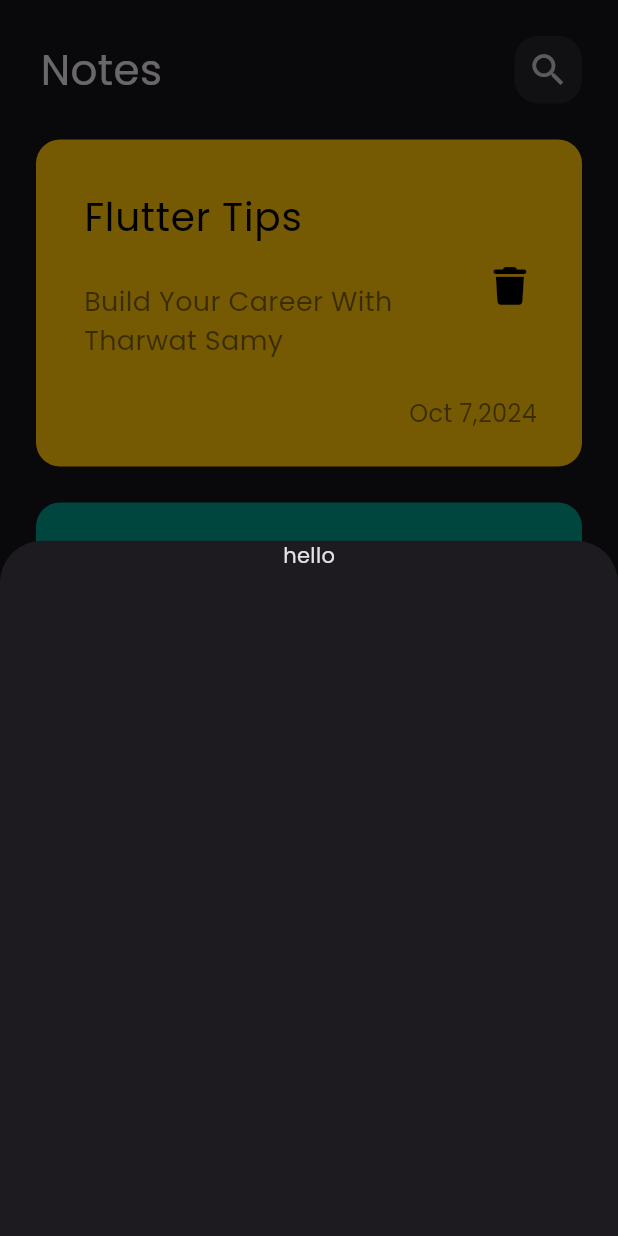
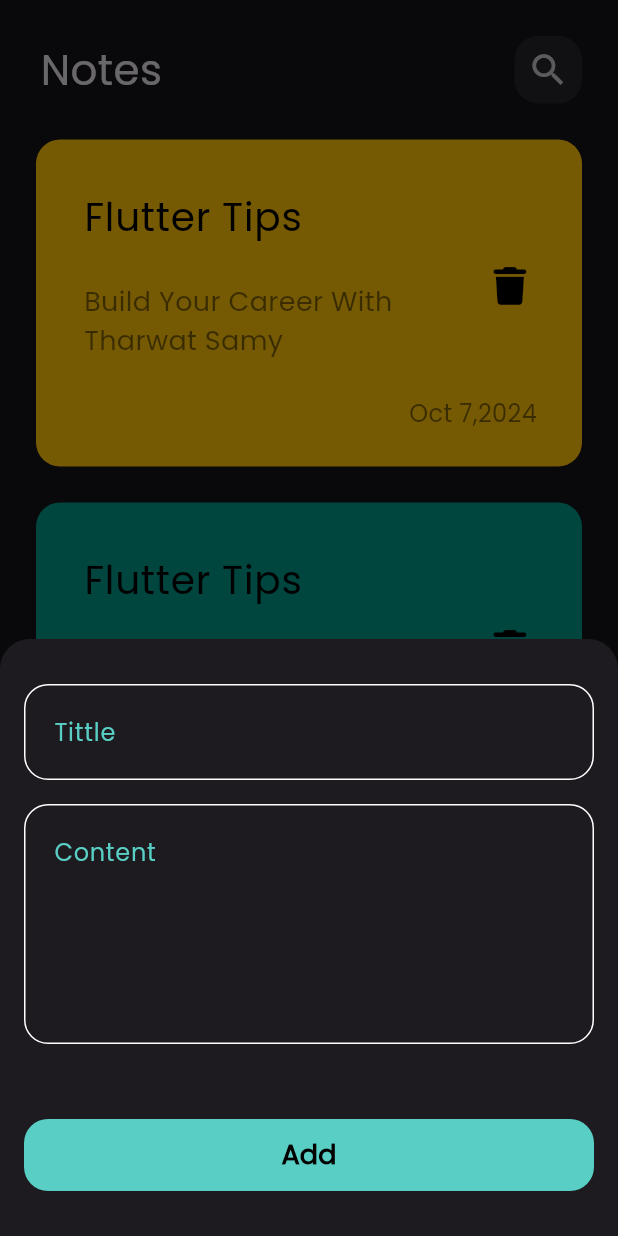
Before and after one commit to Abdelma2soud/Note_App, a Flutter app: the screen it shows after launch, after a tap on the "add" icon, on a phone screen of 412 x 824 dp. Run offline on Flutter 3.47's test engine with Material 3 defaults, Android fonts, the phone set to English and light mode, and no system bars; our stand-ins replace font_awesome_flutter.

Commit message:
BottomSheet is finished

```diff
--- a/lib/views/notes_view.dart
+++ b/lib/views/notes_view.dart
@@ -1,6 +1,6 @@
 import 'package:flutter/material.dart';
 import 'package:note_app/constants/constants.dart';
-import 'package:note_app/widgets/add_bottom_sheet.dart';
+import 'package:note_app/widgets/bottonsheet_body.dart';
 import 'package:note_app/widgets/note_view_body.dart';
 
 class NotesView extends StatelessWidget {
@@ -13,9 +13,12 @@ class NotesView extends StatelessWidget {
         backgroundColor: PRimarycolor,
         onPressed: () {
           showModalBottomSheet(
+              shape: const RoundedRectangleBorder(
+                borderRadius: BorderRadius.vertical(top: Radius.circular(20)),
+              ),
               context: context,
               builder: (context) {
-                return const AddBottomSheet();
+                return const BottomSheetBody();
               });
         },
         child: const Icon(
--- a/lib/widgets/add_bottom_sheet.dart
+++ /dev/null
@@ -1,19 +0,0 @@
-import 'package:flutter/material.dart';
-
-class AddBottomSheet extends StatelessWidget {
-  const AddBottomSheet({super.key});
-
-  @override
-  Widget build(BuildContext context) {
-    return Container(
-      height: 500,
-      width: MediaQuery.of(context).size.width,
-      decoration: const BoxDecoration(
-          // color: Colors.green,
-          ),
-      child: const Column(
-        children: [Text('hello')],
-      ),
-    );
-  }
-}
--- /dev/null
+++ b/lib/widgets/add_button.dart
@@ -0,0 +1,22 @@
+import 'package:flutter/material.dart';
+import 'package:note_app/constants/constants.dart';
+
+class AddButton extends StatelessWidget {
+  const AddButton({super.key});
+
+  @override
+  Widget build(BuildContext context) {
+    return Container(
+      width: MediaQuery.of(context).size.width,
+      decoration: BoxDecoration(
+          color: PRimarycolor, borderRadius: BorderRadius.circular(16)),
+      child: TextButton(
+          onPressed: () {},
+          child: const Text('Add',
+              style: TextStyle(
+                  fontWeight: FontWeight.bold,
+                  fontSize: 18,
+                  color: Colors.black))),
+    );
+  }
+}
--- /dev/null
+++ b/lib/widgets/bottonsheet_body.dart
@@ -0,0 +1,37 @@
+import 'package:flutter/material.dart';
+import 'package:note_app/widgets/add_button.dart';
+import 'package:note_app/widgets/custom_textfield.dart';
+
+class BottomSheetBody extends StatelessWidget {
+  const BottomSheetBody({super.key});
+
+  @override
+  Widget build(BuildContext context) {
+    return const SingleChildScrollView(
+      child: Padding(
+        padding: EdgeInsets.symmetric(horizontal: 16.0),
+        child: Column(
+          children: [
+            SizedBox(
+              height: 30,
+            ),
+            CustomTextField(
+              text: 'Tittle',
+            ),
+            SizedBox(
+              height: 16,
+            ),
+            CustomTextField(text: 'Content', mxlines: 5),
+            SizedBox(
+              height: 50,
+            ),
+            AddButton(),
+            SizedBox(
+              height: 30,
+            )
+          ],
+        ),
+      ),
+    );
+  }
+}
--- /dev/null
+++ b/lib/widgets/custom_textfield.dart
@@ -0,0 +1,35 @@
+import 'package:flutter/material.dart';
+import 'package:note_app/constants/constants.dart';
+
+class CustomTextField extends StatelessWidget {
+  const CustomTextField({super.key, required this.text, this.mxlines = 1});
+  final String text;
+  final int mxlines;
+  @override
+  Widget build(BuildContext context) {
+    return TextField(
+      maxLines: mxlines,
+      decoration: InputDecoration(
+        contentPadding: const EdgeInsets.only(left: 16, top: 20, bottom: 20),
+        hintText: text,
+        hintStyle: const TextStyle(
+          color: PRimarycolor,
+        ),
+        enabledBorder: textFieldBorder(),
+        focusedBorder: textFieldBorder(
+          PRimarycolor,
+        ),
+      ),
+    );
+  }
+
+  OutlineInputBorder textFieldBorder([color]) {
+    return OutlineInputBorder(
+      borderRadius: BorderRadius.circular(16),
+      borderSide: BorderSide(
+        color: color ?? Colors.white,
+        width: 1.0,
+      ),
+    );
+  }
+}
```
